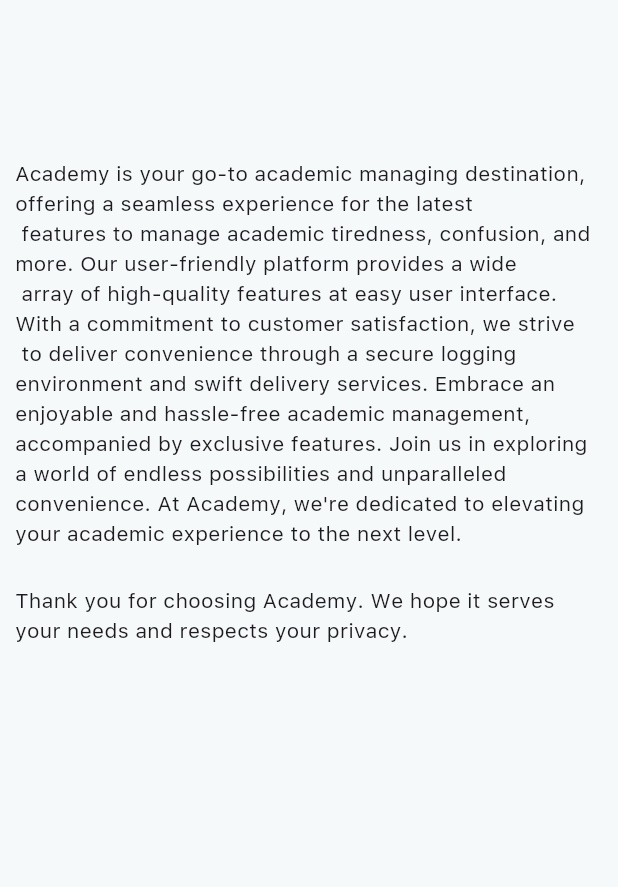
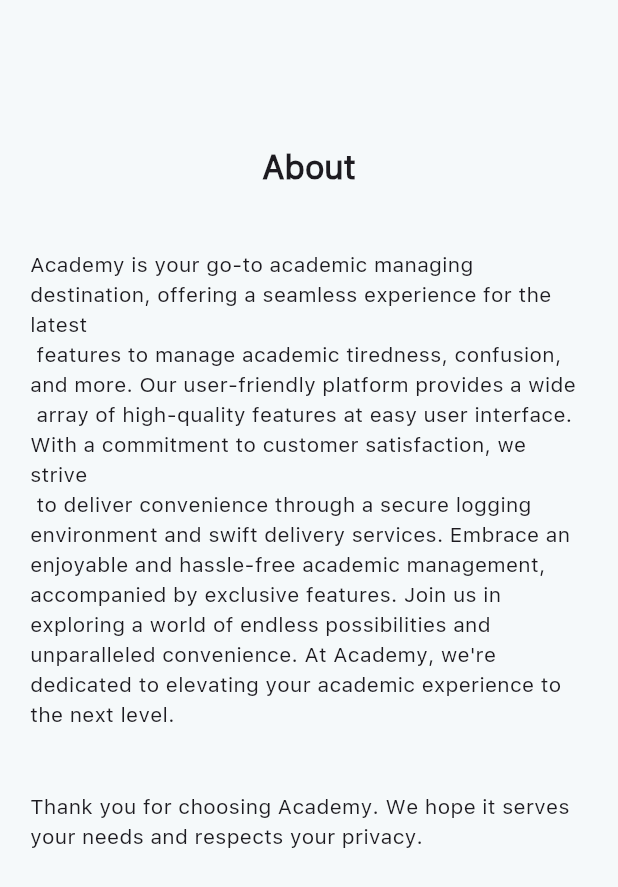
Before and after one commit to Muhammed-Aslam-n/hamon_machine_test, a Flutter app: the AboutScreen screen opened by its route, on a phone screen of 412 x 824 dp. Shown: the top 887 px of the screen. Run offline on Flutter 3.47's test engine with Material 3 defaults, Android fonts, the phone set to English and light mode, and no system bars; our stand-ins replace connectivity_plus, flutter_spinkit, go_router.

Commit message:
commit fourteen: minor ui changes

```diff
--- a/lib/presentation/screens/about_app/about_screen.dart
+++ b/lib/presentation/screens/about_app/about_screen.dart
@@ -1,5 +1,6 @@
 
 import 'package:flutter/material.dart';
+import 'package:hamon_machine_task/core/utils/theme/text_style_ext.dart';
 
 /// An simple details section of the application with version and other developer descriptions
 
@@ -8,23 +9,31 @@
 
   @override
   Widget build(BuildContext context) {
-    final SizedBox sizedBox = SizedBox(
-      height: MediaQuery.of(context).size.height * 0.03,
-    );
+    final width = MediaQuery.of(context).size.width;
     return Scaffold(
       appBar: AppBar(),
       body: Padding(
-        padding: const EdgeInsets.symmetric(horizontal: 10),
+        padding: const EdgeInsets.symmetric(horizontal: 20),
         child: Column(
-          // mainAxisAlignment: MainAxisAlignment.center,
           crossAxisAlignment: CrossAxisAlignment.center,
           children: [
-            sizedBox,
-            sizedBox,
+            SizedBox(
+              height: width * 0.1,
+            ),
+            Text(
+              'About',
+              style: context.tl,
+            ),
+            SizedBox(
+              height: width * 0.1,
+            ),
             const Text(
               "Academy is your go-to academic managing destination, offering a seamless experience for the latest\n features to manage academic tiredness, confusion, and more. Our user-friendly platform provides a wide\n array of high-quality features at easy user interface. With a commitment to customer satisfaction, we strive\n to deliver convenience through a secure logging environment and swift delivery services. Embrace an enjoyable and hassle-free academic management, accompanied by exclusive features. Join us in exploring a world of endless possibilities and unparalleled convenience. At Academy, we're dedicated to elevating your academic experience to the next level.",
             ),
-            sizedBox,
+
+            SizedBox(
+              height: width * 0.1,
+            ),
             const Text(
               'Thank you for choosing Academy. We hope it serves your needs and respects your privacy.',
               // fontStyle: FontStyle.italic,
```
Also changed, not shown: lib/presentation/screens/invite_friends/invite_friends_view.dart (+12 -5 lines).
